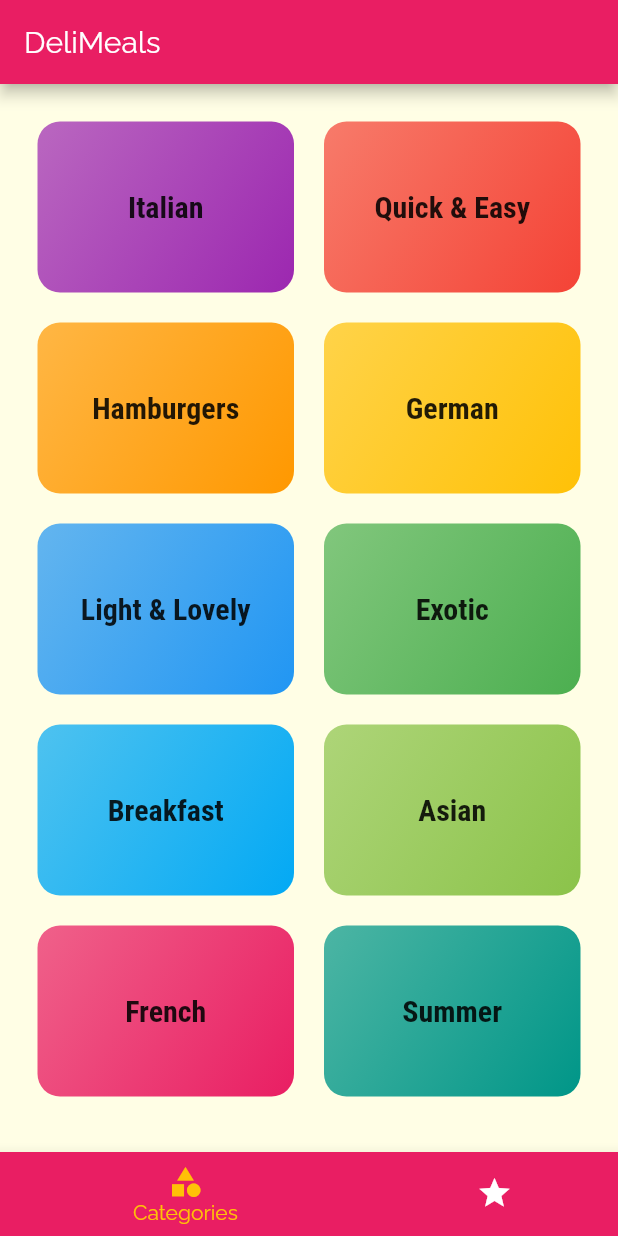
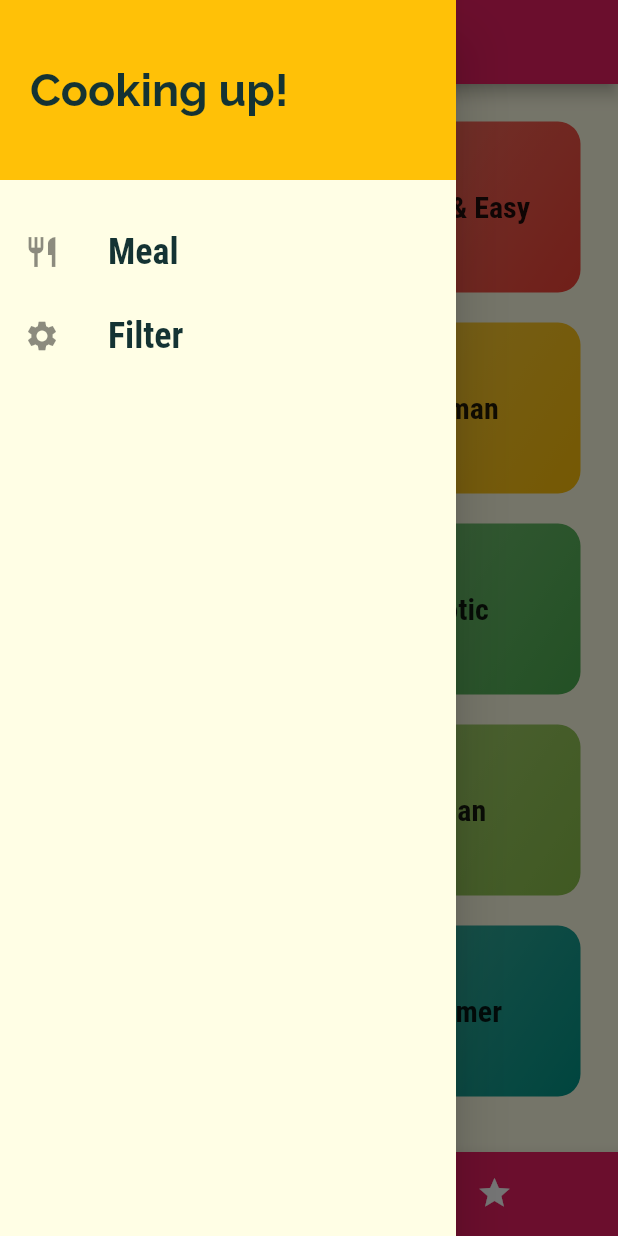
Before and after one commit to sivsnkr/flutter_food_app, a Flutter app: the screen it shows after launch, with the side drawer open (before the commit the screen has no drawer), on a phone screen of 412 x 824 dp. Run offline on Flutter 3.47's test engine with Material 2 defaults, Android fonts, the phone set to English and light mode, and no system bars.

Commit message:
add app drawer to the app bar

```diff
--- a/lib/screen/tab_screen.dart
+++ b/lib/screen/tab_screen.dart
@@ -2,6 +2,7 @@ import 'package:flutter/material.dart';
 
 import './favourites_screen.dart';
 import './categories_screen.dart';
+import '../widget/main_drawer.dart';
 
 class TabsScreen extends StatefulWidget {
   @override
@@ -32,6 +33,7 @@ class _TabsScreenState extends State<TabsScreen> {
       appBar: AppBar(
         title: Text(_pages[_selectedPageIndex]['title']),
       ),
+      drawer: MainDrawer(),
       body: _pages[_selectedPageIndex]['page'],
       bottomNavigationBar: BottomNavigationBar(
         onTap: _selectPage,
@@ -42,12 +44,12 @@ class _TabsScreenState extends State<TabsScreen> {
         items: [
           BottomNavigationBarItem(
             backgroundColor: Theme.of(context).primaryColor,
-            icon: Icon(Icons.category),
+            icon: const Icon(Icons.category),
             label: 'Categories',
           ),
           BottomNavigationBarItem(
             backgroundColor: Theme.of(context).primaryColor,
-            icon: Icon(Icons.star),
+            icon: const Icon(Icons.star),
             label: 'Favourites',
           ),
         ],
--- /dev/null
+++ b/lib/widget/main_drawer.dart
@@ -0,0 +1,57 @@
+import 'package:flutter/material.dart';
+
+class MainDrawer extends StatelessWidget {
+  Widget buildListTile(ctx, handler, title, icon) {
+    return ListTile(
+      leading: Icon(icon),
+      onTap: handler,
+      title: Text(
+        title,
+        style: TextStyle(
+          fontFamily: 'RobotoCondensed',
+          fontSize: 24,
+          fontWeight: FontWeight.bold,
+        ),
+      ),
+    );
+  }
+
+  @override
+  Widget build(BuildContext context) {
+    return Drawer(
+      child: Column(
+        children: [
+          Container(
+            height: 120,
+            width: double.infinity,
+            padding: const EdgeInsets.all(20),
+            alignment: Alignment.centerLeft,
+            color: Theme.of(context).accentColor,
+            child: Text(
+              'Cooking up!',
+              style: TextStyle(
+                fontWeight: FontWeight.bold,
+                fontSize: 30,
+              ),
+            ),
+          ),
+          SizedBox(
+            height: 20,
+          ),
+          buildListTile(
+            context,
+            () {},
+            'Meal',
+            Icons.restaurant,
+          ),
+          buildListTile(
+            context,
+            () {},
+            'Filter',
+            Icons.settings,
+          ),
+        ],
+      ),
+    );
+  }
+}
```
